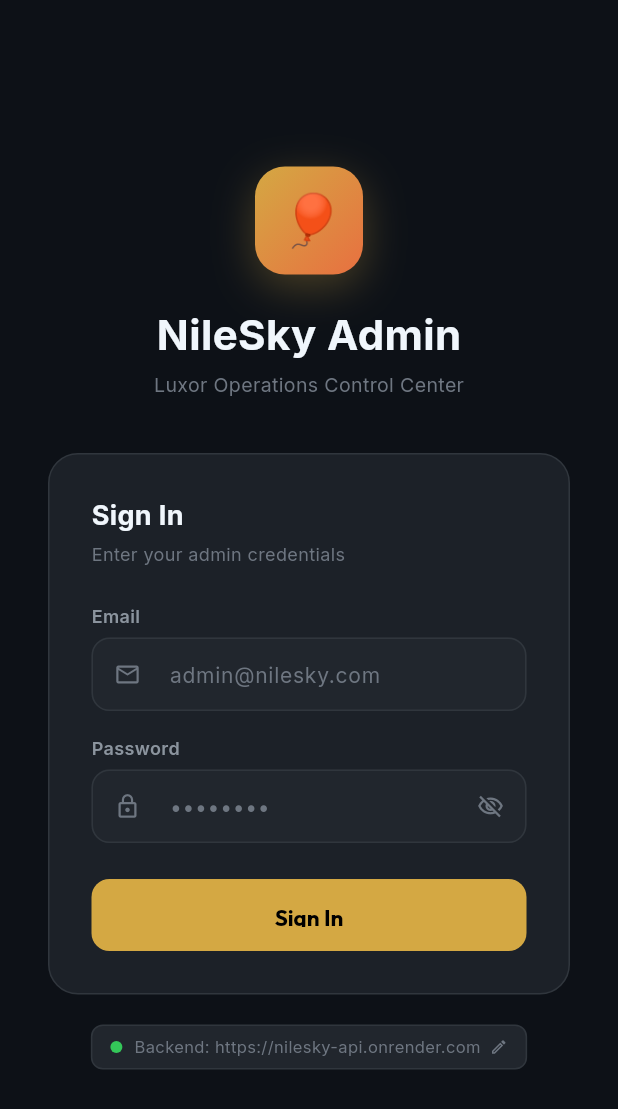
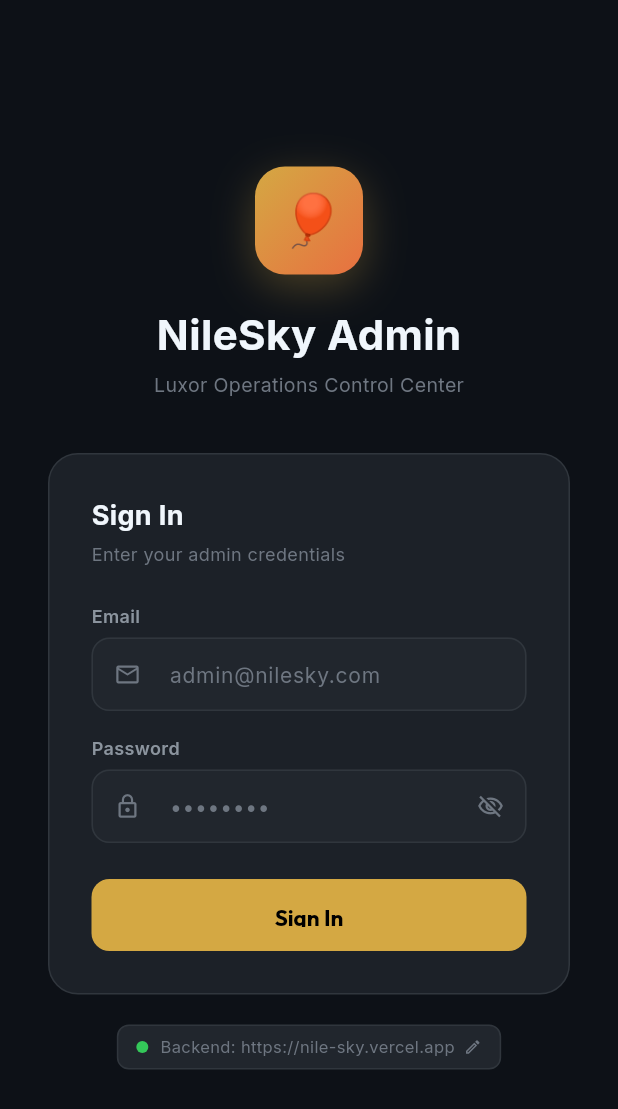
Before and after one commit to engkemo1/nile_Sky, a Flutter app: the LoginScreen screen opened directly, on a phone screen of 412 x 824 dp. Shown: the top 1109 px of the screen. Run offline on Flutter 3.47's test engine with Material 3 defaults, Android fonts, the phone set to English and light mode, and no system bars; our stand-ins replace google_fonts, qr_flutter.

Commit message:
Fix Vercel deploy and point both apps at the Vercel API URL

```diff
--- a/admin_panel/lib/screens/login_screen.dart
+++ b/admin_panel/lib/screens/login_screen.dart
@@ -296,7 +296,7 @@ class _LoginScreenState extends State<LoginScreen> with SingleTickerProviderStat
                                   ActionChip(
                                     label: const Text('🌐 Live Render', style: TextStyle(color: AdminColors.primary, fontSize: 11)),
                                     backgroundColor: AdminColors.surfaceDark,
-                                    onPressed: () => urlCtrl.text = 'https://nilesky-api.onrender.com',
+                                    onPressed: () => urlCtrl.text = 'https://nile-sky.vercel.app',
                                   ),
                                   ActionChip(
                                     label: const Text('💻 Localhost', style: TextStyle(color: AdminColors.textSecondary, fontSize: 11)),
--- a/admin_panel/lib/services/admin_api_service.dart
+++ b/admin_panel/lib/services/admin_api_service.dart
@@ -8,7 +8,7 @@ class AdminApiService {
   // Configurable at build time via --dart-define=API_URL=... or at runtime via setBaseUrl()
   static String baseUrl = const String.fromEnvironment(
     'API_URL',
-    defaultValue: 'https://nilesky-api.onrender.com',
+    defaultValue: 'https://nile-sky.vercel.app',
   );
 
   static void setBaseUrl(String url) {
--- a/customer_app/lib/screens/profile_screen.dart
+++ b/customer_app/lib/screens/profile_screen.dart
@@ -61,7 +61,7 @@ class _ProfileScreenState extends State<ProfileScreen> {
                     backgroundColor: const Color(0xFFFFFBEB),
                     onPressed: () {
                       setDialogState(() {
-                        controller.text = 'https://nilesky-api.onrender.com';
+                        controller.text = 'https://nile-sky.vercel.app';
                       });
                     },
                   ),
--- a/customer_app/lib/services/api_service.dart
+++ b/customer_app/lib/services/api_service.dart
@@ -10,7 +10,7 @@ class ApiService {
   // For local dev: 'http://localhost:3000'
   static String _baseUrl = const String.fromEnvironment(
     'API_URL',
-    defaultValue: 'https://nilesky-api.onrender.com',
+    defaultValue: 'https://nile-sky.vercel.app',
   );
   static String get baseUrl => _baseUrl;
   static void setBaseUrl(String url) => _baseUrl = url;
```
Also changed, not shown: 3 other files.
